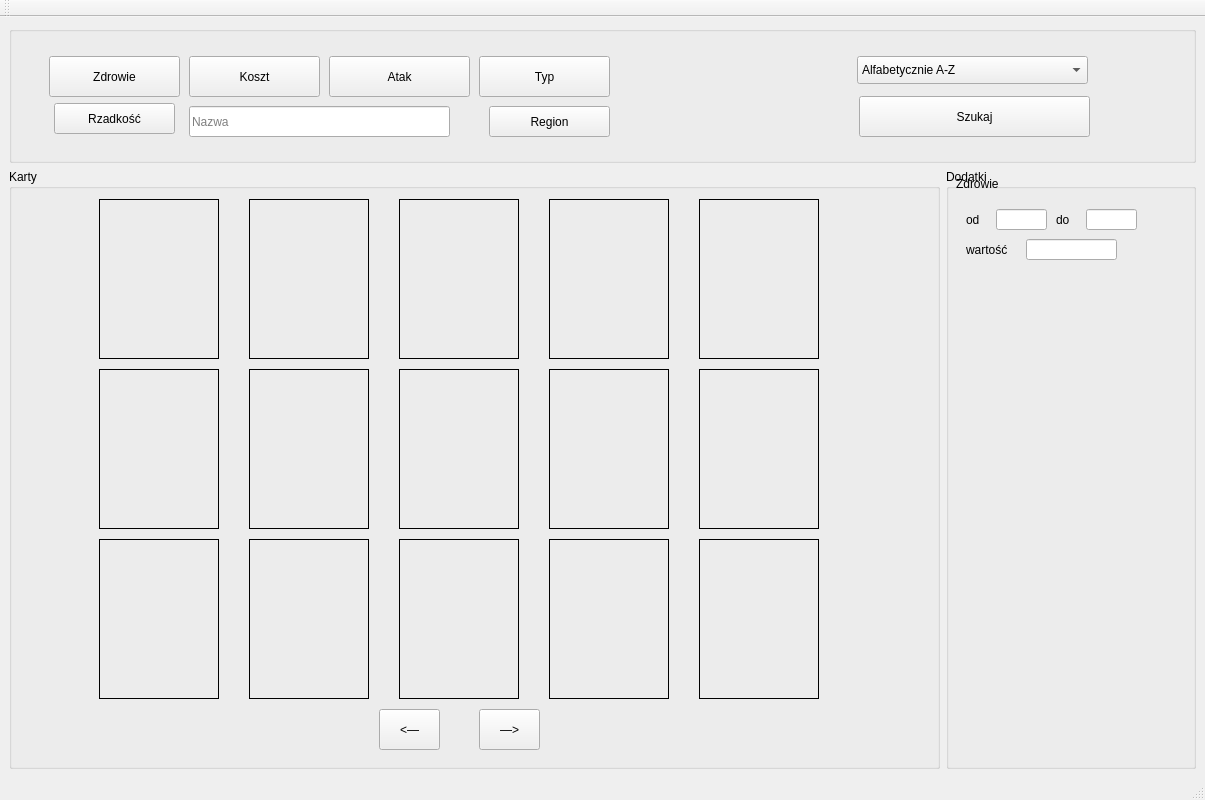
Before: the Qt Designer form mainwindow.ui in marcinwozniak0/BakcylProgramowania_2020, drawn with Qt 5.
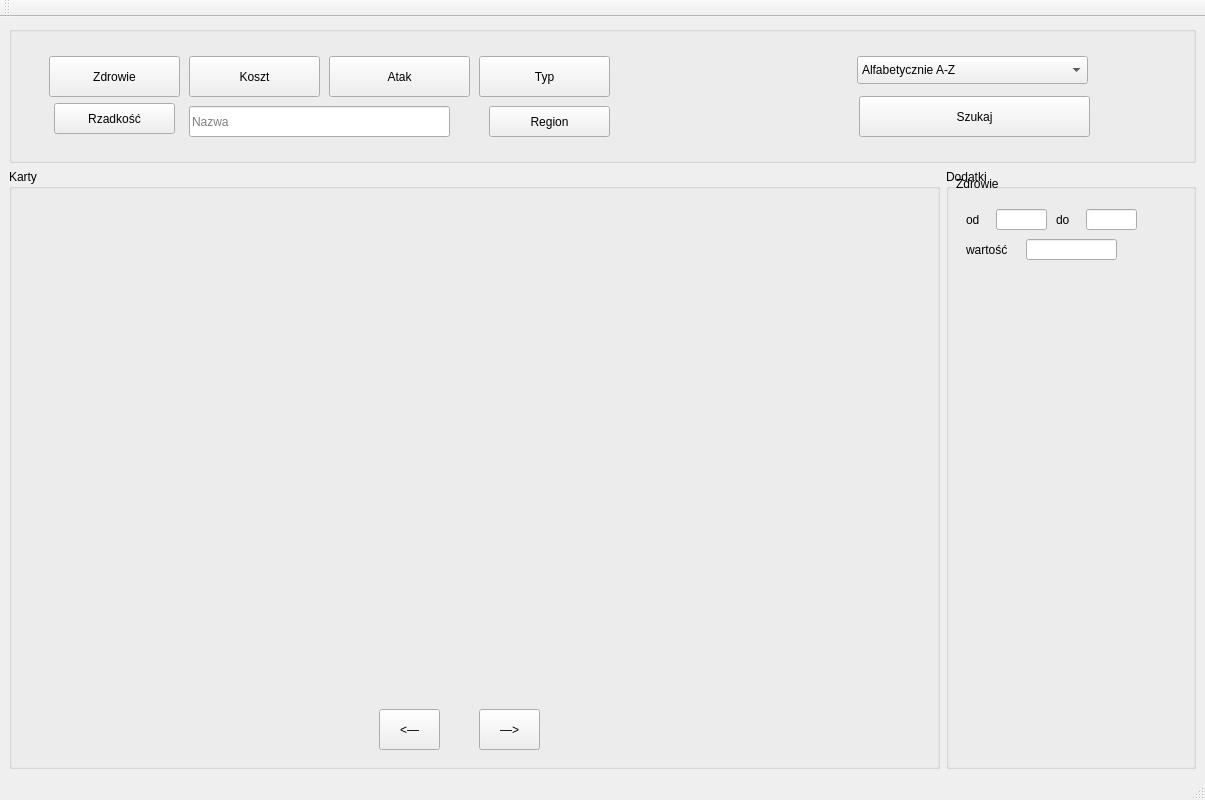
After: the same form once the commit is applied. The open tabs and pages were chosen to show the change.

Commit message: Change QLabel to QPushButton

The edit to the form file:
```diff
--- a/mainwindow.ui
+++ b/mainwindow.ui
@@ -780,246 +780,6 @@
       <property name="title">
        <string>Karty</string>
       </property>
-      <widget class="QLabel" name="label_pic1">
-       <property name="geometry">
-        <rect>
-         <x>90</x>
-         <y>30</y>
-         <width>120</width>
-         <height>160</height>
-        </rect>
-       </property>
-       <property name="frameShape">
-        <enum>QFrame::Box</enum>
-       </property>
-       <property name="text">
-        <string/>
-       </property>
-      </widget>
-      <widget class="QLabel" name="label_pic6">
-       <property name="geometry">
-        <rect>
-         <x>90</x>
-         <y>200</y>
-         <width>120</width>
-         <height>160</height>
-        </rect>
-       </property>
-       <property name="frameShape">
-        <enum>QFrame::Box</enum>
-       </property>
-       <property name="text">
-        <string/>
-       </property>
-      </widget>
-      <widget class="QLabel" name="label_pic11">
-       <property name="geometry">
-        <rect>
-         <x>90</x>
-         <y>370</y>
-         <width>120</width>
-         <height>160</height>
-        </rect>
-       </property>
-       <property name="frameShape">
-        <enum>QFrame::Box</enum>
-       </property>
-       <property name="text">
-        <string/>
-       </property>
-      </widget>
-      <widget class="QLabel" name="label_pic2">
-       <property name="geometry">
-        <rect>
-         <x>240</x>
-         <y>30</y>
-         <width>120</width>
-         <height>160</height>
-        </rect>
-       </property>
-       <property name="frameShape">
-        <enum>QFrame::Box</enum>
-       </property>
-       <property name="text">
-        <string/>
-       </property>
-      </widget>
-      <widget class="QLabel" name="label_pic3">
-       <property name="geometry">
-        <rect>
-         <x>390</x>
-         <y>30</y>
-         <width>120</width>
-         <height>160</height>
-        </rect>
-       </property>
-       <property name="frameShape">
-        <enum>QFrame::Box</enum>
-       </property>
-       <property name="text">
-        <string/>
-       </property>
-      </widget>
-      <widget class="QLabel" name="label_pic4">
-       <property name="geometry">
-        <rect>
-         <x>540</x>
-         <y>30</y>
-         <width>120</width>
-         <height>160</height>
-        </rect>
-       </property>
-       <property name="frameShape">
-        <enum>QFrame::Box</enum>
-       </property>
-       <property name="text">
-        <string/>
-       </property>
-      </widget>
-      <widget class="QLabel" name="label_pic5">
-       <property name="geometry">
-        <rect>
-         <x>690</x>
-         <y>30</y>
-         <width>120</width>
-         <height>160</height>
-        </rect>
-       </property>
-       <property name="frameShape">
-        <enum>QFrame::Box</enum>
-       </property>
-       <property name="text">
-        <string/>
-       </property>
-      </widget>
-      <widget class="QLabel" name="label_pic7">
-       <property name="geometry">
-        <rect>
-         <x>240</x>
-         <y>200</y>
-         <width>120</width>
-         <height>160</height>
-        </rect>
-       </property>
-       <property name="frameShape">
-        <enum>QFrame::Box</enum>
-       </property>
-       <property name="text">
-        <string/>
-       </property>
-      </widget>
-      <widget class="QLabel" name="label_pic8">
-       <property name="geometry">
-        <rect>
-         <x>390</x>
-         <y>200</y>
-         <width>120</width>
-         <height>160</height>
-        </rect>
-       </property>
-       <property name="frameShape">
-        <enum>QFrame::Box</enum>
-       </property>
-       <property name="text">
-        <string/>
-       </property>
-      </widget>
-      <widget class="QLabel" name="label_pic9">
-       <property name="geometry">
-        <rect>
-         <x>540</x>
-         <y>200</y>
-         <width>120</width>
-         <height>160</height>
-        </rect>
-       </property>
-       <property name="frameShape">
-        <enum>QFrame::Box</enum>
-       </property>
-       <property name="text">
-        <string/>
-       </property>
-      </widget>
-      <widget class="QLabel" name="label_pic10">
-       <property name="geometry">
-        <rect>
-         <x>690</x>
-         <y>200</y>
-         <width>120</width>
-         <height>160</height>
-        </rect>
-       </property>
-       <property name="frameShape">
-        <enum>QFrame::Box</enum>
-       </property>
-       <property name="text">
-        <string/>
-       </property>
-      </widget>
-      <widget class="QLabel" name="label_pic12">
-       <property name="geometry">
-        <rect>
-         <x>240</x>
-         <y>370</y>
-         <width>120</width>
-         <height>160</height>
-        </rect>
-       </property>
-       <property name="frameShape">
-        <enum>QFrame::Box</enum>
-       </property>
-       <property name="text">
-        <string/>
-       </property>
-      </widget>
-      <widget class="QLabel" name="label_pic13">
-       <property name="geometry">
-        <rect>
-         <x>390</x>
-         <y>370</y>
-         <width>120</width>
-         <height>160</height>
-        </rect>
-       </property>
-       <property name="frameShape">
-        <enum>QFrame::Box</enum>
-       </property>
-       <property name="text">
-        <string/>
-       </property>
-      </widget>
-      <widget class="QLabel" name="label_pic14">
-       <property name="geometry">
-        <rect>
-         <x>540</x>
-         <y>370</y>
-         <width>120</width>
-         <height>160</height>
-        </rect>
-       </property>
-       <property name="frameShape">
-        <enum>QFrame::Box</enum>
-       </property>
-       <property name="text">
-        <string/>
-       </property>
-      </widget>
-      <widget class="QLabel" name="label_pic15">
-       <property name="geometry">
-        <rect>
-         <x>690</x>
-         <y>370</y>
-         <width>120</width>
-         <height>160</height>
-        </rect>
-       </property>
-       <property name="frameShape">
-        <enum>QFrame::Box</enum>
-       </property>
-       <property name="text">
-        <string/>
-       </property>
-      </widget>
       <widget class="QPushButton" name="pushButton">
        <property name="geometry">
         <rect>
@@ -1046,6 +806,246 @@
         <string>—&gt;</string>
        </property>
       </widget>
+      <widget class="QPushButton" name="button_pic1">
+       <property name="geometry">
+        <rect>
+         <x>90</x>
+         <y>30</y>
+         <width>120</width>
+         <height>160</height>
+        </rect>
+       </property>
+       <property name="text">
+        <string/>
+       </property>
+       <property name="flat">
+        <bool>true</bool>
+       </property>
+      </widget>
+      <widget class="QPushButton" name="button_pic2">
+       <property name="geometry">
+        <rect>
+         <x>240</x>
+         <y>30</y>
+         <width>120</width>
+         <height>160</height>
+        </rect>
+       </property>
+       <property name="text">
+        <string/>
+       </property>
+       <property name="flat">
+        <bool>true</bool>
+       </property>
+      </widget>
+      <widget class="QPushButton" name="button_pic3">
+       <property name="geometry">
+        <rect>
+         <x>390</x>
+         <y>30</y>
+         <width>120</width>
+         <height>160</height>
+        </rect>
+       </property>
+       <property name="text">
+        <string/>
+       </property>
+       <property name="flat">
+        <bool>true</bool>
+       </property>
+      </widget>
+      <widget class="QPushButton" name="button_pic4">
+       <property name="geometry">
+        <rect>
+         <x>540</x>
+         <y>30</y>
+         <width>120</width>
+         <height>160</height>
+        </rect>
+       </property>
+       <property name="text">
+        <string/>
+       </property>
+       <property name="flat">
+        <bool>true</bool>
+       </property>
+      </widget>
+      <widget class="QPushButton" name="button_pic5">
+       <property name="geometry">
+        <rect>
+         <x>690</x>
+         <y>30</y>
+         <width>120</width>
+         <height>160</height>
+        </rect>
+       </property>
+       <property name="text">
+        <string/>
+       </property>
+       <property name="flat">
+        <bool>true</bool>
+       </property>
+      </widget>
+      <widget class="QPushButton" name="button_pic6">
+       <property name="geometry">
+        <rect>
+         <x>90</x>
+         <y>200</y>
+         <width>120</width>
+         <height>160</height>
+        </rect>
+       </property>
+       <property name="text">
+        <string/>
+       </property>
+       <property name="flat">
+        <bool>true</bool>
+       </property>
+      </widget>
+      <widget class="QPushButton" name="button_pic7">
+       <property name="geometry">
+        <rect>
+         <x>240</x>
+         <y>200</y>
+         <width>120</width>
+         <height>160</height>
+        </rect>
+       </property>
+       <property name="text">
+        <string/>
+       </property>
+       <property name="flat">
+        <bool>true</bool>
+       </property>
+      </widget>
+      <widget class="QPushButton" name="button_pic8">
+       <property name="geometry">
+        <rect>
+         <x>390</x>
+         <y>200</y>
+         <width>120</width>
+         <height>160</height>
+        </rect>
+       </property>
+       <property name="text">
+        <string/>
+       </property>
+       <property name="flat">
+        <bool>true</bool>
+       </property>
+      </widget>
+      <widget class="QPushButton" name="button_pic9">
+       <property name="geometry">
+        <rect>
+         <x>540</x>
+         <y>200</y>
+         <width>120</width>
+         <height>160</height>
+        </rect>
+       </property>
+       <property name="text">
+        <string/>
+       </property>
+       <property name="flat">
+        <bool>true</bool>
+       </property>
+      </widget>
+      <widget class="QPushButton" name="button_pic10">
+       <property name="geometry">
+        <rect>
+         <x>690</x>
+         <y>200</y>
+         <width>120</width>
+         <height>160</height>
+        </rect>
+       </property>
+       <property name="text">
+        <string/>
+       </property>
+       <property name="flat">
+        <bool>true</bool>
+       </property>
+      </widget>
+      <widget class="QPushButton" name="button_pic11">
+       <property name="geometry">
+        <rect>
+         <x>90</x>
+         <y>370</y>
+         <width>120</width>
+         <height>160</height>
+        </rect>
+       </property>
+       <property name="text">
+        <string/>
+       </property>
+       <property name="flat">
+        <bool>true</bool>
+       </property>
+      </widget>
+      <widget class="QPushButton" name="button_pic12">
+       <property name="geometry">
+        <rect>
+         <x>240</x>
+         <y>370</y>
+         <width>120</width>
+         <height>160</height>
+        </rect>
+       </property>
+       <property name="text">
+        <string/>
+       </property>
+       <property name="flat">
+        <bool>true</bool>
+       </property>
+      </widget>
+      <widget class="QPushButton" name="button_pic13">
+       <property name="geometry">
+        <rect>
+         <x>390</x>
+         <y>370</y>
+         <width>120</width>
+         <height>160</height>
+        </rect>
+       </property>
+       <property name="text">
+        <string/>
+       </property>
+       <property name="flat">
+        <bool>true</bool>
+       </property>
+      </widget>
+      <widget class="QPushButton" name="button_pic14">
+       <property name="geometry">
+        <rect>
+         <x>540</x>
+         <y>370</y>
+         <width>120</width>
+         <height>160</height>
+        </rect>
+       </property>
+       <property name="text">
+        <string/>
+       </property>
+       <property name="flat">
+        <bool>true</bool>
+       </property>
+      </widget>
+      <widget class="QPushButton" name="button_pic15">
+       <property name="geometry">
+        <rect>
+         <x>690</x>
+         <y>370</y>
+         <width>120</width>
+         <height>160</height>
+        </rect>
+       </property>
+       <property name="text">
+        <string/>
+       </property>
+       <property name="flat">
+        <bool>true</bool>
+       </property>
+      </widget>
      </widget>
     </item>
    </layout>
```
Left out of the diff: 2 changed lines with no effect on the pictures. The commit also changes 2 other files.
